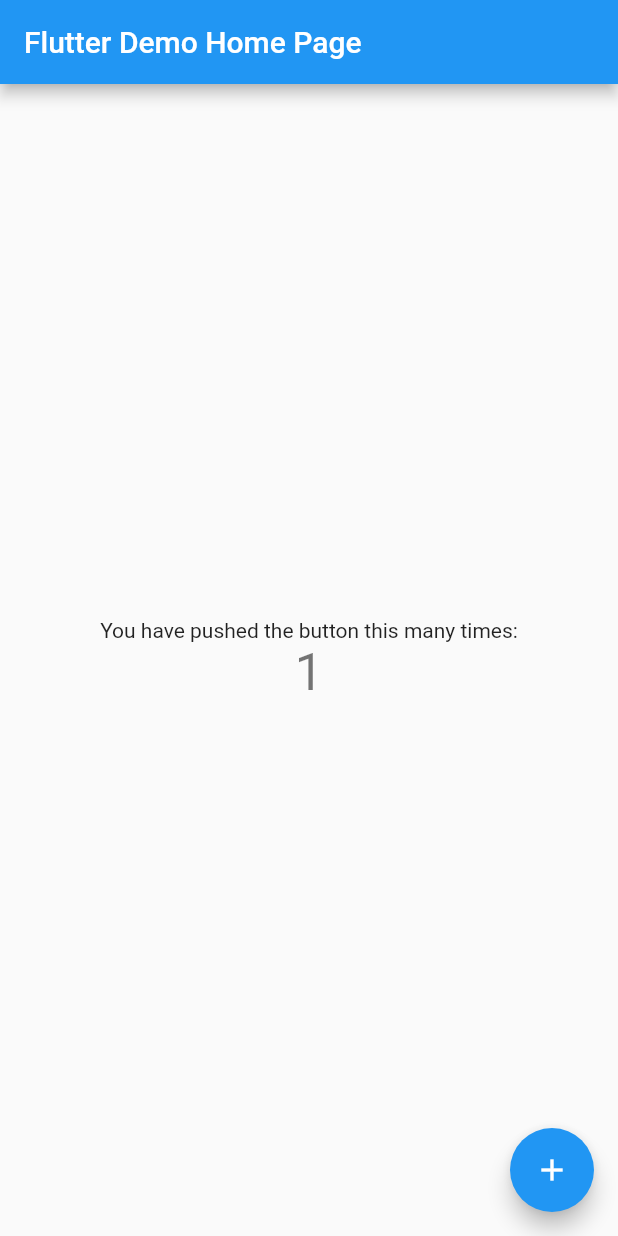
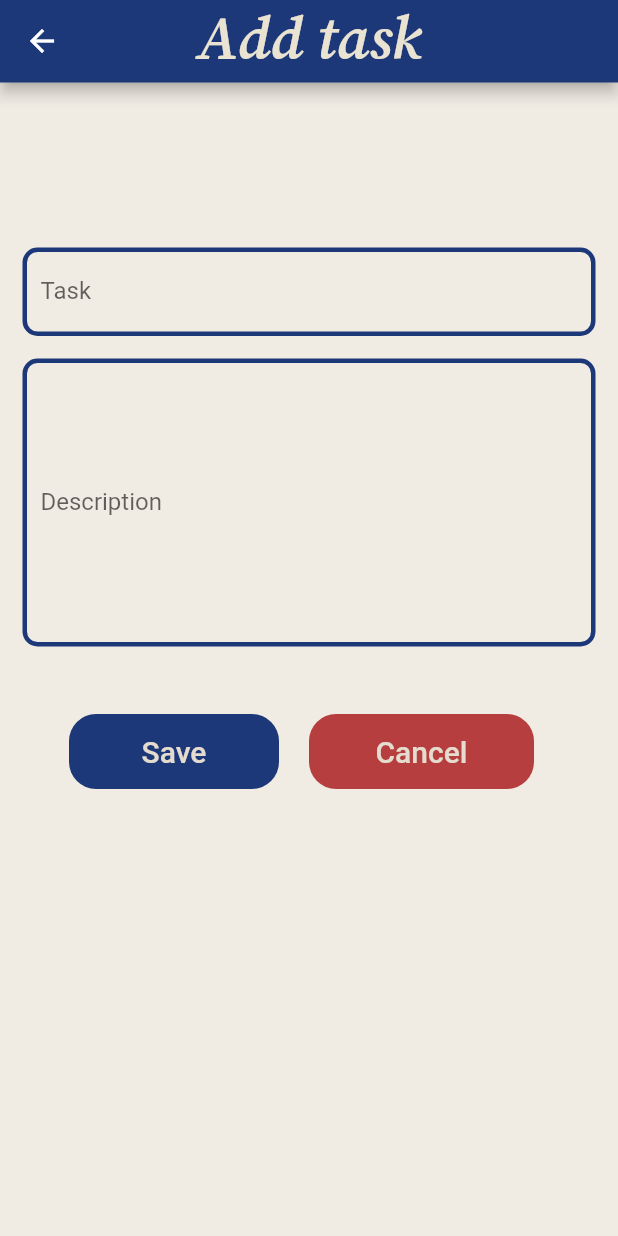
Before and after one commit to afturkel/todom-app, a Flutter app: the screen it shows after launch, after a tap on the "add" icon, on a phone screen of 412 x 824 dp. Run offline on Flutter 3.47's test engine with Material 2 defaults, Android fonts, the phone set to English and light mode, and no system bars.

Commit message:
version 1.0
UI almost complete.

```diff
--- /dev/null
+++ b/lib/data/todo_service.dart
@@ -0,0 +1,43 @@
+import '../models/todo.dart';
+
+class TodoService {
+  static List<Todo> todos = [];
+
+  static List<Todo> getTodos() {
+    if (todos.isEmpty) {
+      todos.add(
+        Todo(
+          id: 1,
+          title: "Read Book",
+          description: "Read 15 pages from the Math Book",
+          isDone: true
+          ));
+      todos.add(
+          Todo(
+            id: 2,
+            title: "Dentist",
+            description: "Go to dentist",
+            isDone: false
+            ));
+      todos.add(
+        Todo(
+          id: 3,
+          title: "Homework",
+          description: "Finish your homeworks (Math and Physics)",
+          isDone: false));
+      todos.add(
+        Todo(
+          id: 4,
+          title: "Visit my Grandma",
+          description: "Visit grandma after school",
+          isDone: false
+          ));
+    }
+    return todos.where((element) => !element.isDone).toList();
+  }
+
+  static List<Todo> getDoneTodos(){
+    return todos.where((element) => element.isDone).toList();
+  }
+
+}
--- a/lib/main.dart
+++ b/lib/main.dart
@@ -1,115 +1,16 @@
 import 'package:flutter/material.dart';
+import 'screens/home.dart';
+import 'screens/add_task_details.dart';
 
-void main() {
-  runApp(const MyApp());
-}
+void main() => runApp(MyApp());
 
 class MyApp extends StatelessWidget {
-  const MyApp({super.key});
-
-  // This widget is the root of your application.
   @override
   Widget build(BuildContext context) {
     return MaterialApp(
-      title: 'Flutter Demo',
-      theme: ThemeData(
-        // This is the theme of your application.
-        //
-        // Try running your application with "flutter run". You'll see the
-        // application has a blue toolbar. Then, without quitting the app, try
-        // changing the primarySwatch below to Colors.green and then invoke
-        // "hot reload" (press "r" in the console where you ran "flutter run",
-        // or simply save your changes to "hot reload" in a Flutter IDE).
-        // Notice that the counter didn't reset back to zero; the application
-        // is not restarted.
-        primarySwatch: Colors.blue,
-      ),
-      home: const MyHomePage(title: 'Flutter Demo Home Page'),
+      title: "Todorkel",
+      debugShowCheckedModeBanner: false,
+      home: HomePage(),
     );
   }
 }
-
-class MyHomePage extends StatefulWidget {
-  const MyHomePage({super.key, required this.title});
-
-  // This widget is the home page of your application. It is stateful, meaning
-  // that it has a State object (defined below) that contains fields that affect
-  // how it looks.
-
-  // This class is the configuration for the state. It holds the values (in this
-  // case the title) provided by the parent (in this case the App widget) and
-  // used by the build method of the State. Fields in a Widget subclass are
-  // always marked "final".
-
-  final String title;
-
-  @override
-  State<MyHomePage> createState() => _MyHomePageState();
-}
-
-class _MyHomePageState extends State<MyHomePage> {
-  int _counter = 0;
-
-  void _incrementCounter() {
-    setState(() {
-      // This call to setState tells the Flutter framework that something has
-      // changed in this State, which causes it to rerun the build method below
-      // so that the display can reflect the updated values. If we changed
-      // _counter without calling setState(), then the build method would not be
-      // called again, and so nothing would appear to happen.
-      _counter++;
-    });
-  }
-
-  @override
-  Widget build(BuildContext context) {
-    // This method is rerun every time setState is called, for instance as done
-    // by the _incrementCounter method above.
-    //
-    // The Flutter framework has been optimized to make rerunning build methods
-    // fast, so that you can just rebuild anything that needs updating rather
-    // than having to individually change instances of widgets.
-    return Scaffold(
-      appBar: AppBar(
-        // Here we take the value from the MyHomePage object that was created by
-        // the App.build method, and use it to set our appbar title.
-        title: Text(widget.title),
-      ),
-      body: Center(
-        // Center is a layout widget. It takes a single child and positions it
-        // in the middle of the parent.
-        child: Column(
-          // Column is also a layout widget. It takes a list of children and
-          // arranges them vertically. By default, it sizes itself to fit its
-          // children horizontally, and tries to be as tall as its parent.
-          //
-          // Invoke "debug painting" (press "p" in the console, choose the
-          // "Toggle Debug Paint" action from the Flutter Inspector in Android
-          // Studio, or the "Toggle Debug Paint" command in Visual Studio Code)
-          // to see the wireframe for each widget.
-          //
-          // Column has various properties to control how it sizes itself and
-          // how it positions its children. Here we use mainAxisAlignment to
-          // center the children vertically; the main axis here is the vertical
-          // axis because Columns are vertical (the cross axis would be
-          // horizontal).
-          mainAxisAlignment: MainAxisAlignment.center,
-          children: <Widget>[
-            const Text(
-              'You have pushed the button this many times:',
-            ),
-            Text(
-              '$_counter',
-              style: Theme.of(context).textTheme.headline4,
-            ),
-          ],
-        ),
-      ),
-      floatingActionButton: FloatingActionButton(
-        onPressed: _incrementCounter,
-        tooltip: 'Increment',
-        child: const Icon(Icons.add),
-      ), // This trailing comma makes auto-formatting nicer for build methods.
-    );
-  }
-}
--- /dev/null
+++ b/lib/models/todo.dart
@@ -0,0 +1,8 @@
+class Todo {
+  int id;
+  String title;
+  String description;
+  bool isDone;
+
+  Todo({required this.id, required this.title, required this.description, required this.isDone});
+}
--- /dev/null
+++ b/lib/screens/add_task_details.dart
@@ -0,0 +1,127 @@
+// ignore_for_file: deprecated_member_use
+
+import 'package:flutter/material.dart';
+import '../utils/colors.dart';
+
+class AddTaskMenu extends StatefulWidget {
+  @override
+  // ignore: library_private_types_in_public_api
+  _AddTaskMenuState createState() => _AddTaskMenuState();
+}
+
+class _AddTaskMenuState extends State<AddTaskMenu> {
+  @override
+  Widget build(BuildContext context) {
+    return Scaffold(
+      backgroundColor: MColors.background,
+      appBar: AppBar(
+        toolbarHeight: 55,
+        centerTitle: true,
+        title: const Text(
+          "Add task",
+          style: TextStyle(
+            fontFamily: 'SourceSerifPro',
+            fontSize: 40,
+            color: MColors.titlec,
+          ),
+        ),
+        backgroundColor: MColors.mainc,
+      ),
+      body: SingleChildScrollView(
+        child: Column(
+          children: <Widget>[
+            Padding(
+              padding: const EdgeInsets.only(top: 10.0),
+              child: Center(
+                child: Container(
+                  height: 100,
+                ),
+              ),
+            ),
+            Padding(
+              padding: const EdgeInsets.symmetric(horizontal: 15),
+              child: TextField(
+                decoration: InputDecoration(
+                    enabledBorder: OutlineInputBorder(
+                      borderSide:
+                          const BorderSide(width: 3, color: MColors.mainc),
+                      borderRadius: BorderRadius.circular(10.0),
+                    ),
+                    labelText: 'Task',
+                    hintText: 'Save your task here!'),
+              ),
+            ),
+            Padding(
+              padding: const EdgeInsets.only(
+                  left: 15.0, right: 15.0, top: 15, bottom: 0),
+              child: TextField(
+                maxLines: 8,
+                decoration: InputDecoration(
+                    enabledBorder: OutlineInputBorder(
+                      borderSide: BorderSide(width: 3, color: MColors.mainc),
+                      borderRadius: BorderRadius.circular(10.0),
+                    ),
+                    labelText: 'Description',
+                    hintText: 'Details about the task'),
+              ),
+            ),
+            Center(
+              child: Container(
+                height: 20,
+              ),
+            ),
+            Container(
+              width: 320,
+              margin: const EdgeInsets.all(25),
+              child: Row(
+                children: <Widget>[
+                  SizedBox(
+                    width: 140,
+                    height: 50,
+                    child: TextButton(
+                      style: TextButton.styleFrom(
+                        backgroundColor: MColors.mainc,
+                        shape: RoundedRectangleBorder(
+                          borderRadius: BorderRadius.circular(18),
+                        ),
+                      ),
+                      onPressed: () {},
+                      child: const Text(
+                        'Save',
+                        style: TextStyle(
+                          fontSize: 20.0,
+                          color: MColors.cream,
+                        ),
+                      ),
+                    ),
+                  ),
+                  const SizedBox(width: 20),
+                  SizedBox(
+                    width: 150,
+                    height: 50,
+                    child: TextButton(
+                      style: TextButton.styleFrom(
+                        backgroundColor: MColors.noc,
+                        shape: RoundedRectangleBorder(
+                          borderRadius: BorderRadius.circular(18),
+                        ),
+                      ),
+                      onPressed: () {},
+                      child: const Text(
+                        'Cancel',
+                        style: TextStyle(
+                          fontSize: 20.0,
+                          color: MColors.cream,
+                        ),
+                      ),
+                      ),
+                    ),
+                ],
+              ),
+            ),
+          ],
+        ),
+      ),
+    );
+  }
+}
--- /dev/null
+++ b/lib/screens/home.dart
@@ -0,0 +1,175 @@
+// ignore_for_file: deprecated_member_use
+
+import 'package:flutter/material.dart';
+import 'package:intl/intl.dart';
+import 'package:todom_app/data/todo_service.dart';
+import 'add_task_details.dart';
+import '../utils/colors.dart';
+import 'package:todom_app/models/todo.dart';
+
+class HomePage extends StatefulWidget {
+  @override
+  _HomePageState createState() => _HomePageState();
+}
+
+class _HomePageState extends State<HomePage> {
+  TodoService service = TodoService();
+  List<Todo> todos = [];
+
+  void initState() {
+    loadData();
+    super.initState();
+  }
+
+  Future<bool> _onWillPop() async {
+    return (await showDialog(
+          context: context,
+          builder: (context) => AlertDialog(
+            shape: RoundedRectangleBorder(
+              borderRadius: BorderRadius.circular(10.0),
+            ),
+            backgroundColor: MColors.mainc,
+            title: const Text(
+              "Do you really want to exit?",
+              style: TextStyle(
+                fontFamily: 'SourceSerifPro',
+                color: MColors.cream,
+              ),
+            ),
+            actions: <Widget>[
+              TextButton(
+                style: TextButton.styleFrom(
+                  backgroundColor: MColors.noc,
+                ),
+                onPressed: () => Navigator.pop(context, false),
+                //color: MColors.noc,
+                child: const Text(
+                  "No",
+                  style: TextStyle(
+                    color: MColors.cream,
+                  ),
+                ),
+              ),
+              TextButton(
+                style: TextButton.styleFrom(
+                  backgroundColor: MColors.yesc,
+                ),
+                onPressed: () => Navigator.pop(context, true),
+                //color: MColors.yesc,
+                child: const Text(
+                  "Yes",
+                  style: TextStyle(
+                    color: MColors.cream,
+                  ),
+                ),
+              ),
+            ],
+          ),
+        )) ??
+        false;
+  }
+
+  @override
+  Widget build(BuildContext context) {
+    return WillPopScope(
+      onWillPop: _onWillPop,
+      child: Scaffold(
+        backgroundColor: MColors.background,
+        appBar: AppBar(
+          toolbarHeight: 55,
+          centerTitle: true,
+          title: const Text(
+            "Todom",
+            style: TextStyle(
+              fontFamily: 'SourceSerifPro',
+              fontSize: 40,
+              color: MColors.titlec,
+            ),
+          ),
+          backgroundColor: MColors.mainc,
+        ),
+        body: getTodoList(todos),
+        floatingActionButtonLocation: FloatingActionButtonLocation.endDocked,
+        floatingActionButton: FloatingActionButton(
+          backgroundColor: MColors.mainc,
+          child: const Icon(
+            Icons.add,
+            color: MColors.titlec,
+          ),
+          onPressed: () {
+            Navigator.push(
+              context,
+              MaterialPageRoute(
+                builder: (context) => AddTaskMenu(), //ManageNote(),
+              ),
+            );
+          },
+        ),
+        bottomNavigationBar: BottomAppBar(
+          notchMargin: 2.0,
+          shape: const CircularNotchedRectangle(),
+          color: MColors.mainc,
+          child: Row(
+            mainAxisSize: MainAxisSize.max,
+            children: [
+              const SizedBox(
+                height: 40.0,
+                width: 50,
+              ),
+              Text(
+                DateFormat('H:m - d/MM/yyyy').format(DateTime.now()),
+                textAlign: TextAlign.right,
+                style: const TextStyle(
+                  fontSize: 25.0,
+                  fontFamily: 'SourceSerifPro',
+                  color: MColors.titlec,
+                ),
+              ),
+            ],
+          ),
+        ),
+      ),
+    );
+  }
+
+  Widget getTodoList(List<Todo> todos) {
+    return ListView.builder(
+      itemCount: todos.length,
+      itemBuilder: (context, index) {
+        return Card(
+          shape: RoundedRectangleBorder(
+            borderRadius: BorderRadius.circular(5.0),
+          ),
+          color: MColors.mainc,
+          elevation: 5.0,
+          child: ListTile(
+            dense: true,
+            visualDensity: const VisualDensity(vertical: 3),
+            title: Text(
+              todos[index].title,
+              style: const TextStyle(
+                color: MColors.cream,
+                fontSize: 20.0,
+                fontWeight: FontWeight.bold,
+              ),
+            ),
+            subtitle: Text(
+              todos[index].description,
+              style: const TextStyle(color: MColors.cream, fontSize: 15),
+            ),
+            trailing: IconButton(
+              icon: const Icon(Icons.done, color: MColors.cream),
+              onPressed: () {},
+            ),
+          ),
+        );
+      },
+    );
+  }
+
+  loadData() {
+    setState(() {
+      todos = TodoService.getTodos();
+    });
+  }
+}
--- /dev/null
+++ b/lib/utils/colors.dart
@@ -0,0 +1,12 @@
+import 'package:flutter/material.dart';
+
+class MColors {
+  static const mainc = Color.fromRGBO(28, 56, 121, 1);
+  static const secondc = Color.fromRGBO(20, 40, 80, 1);
+  static const grey = Color.fromRGBO(87, 111, 114, 1.0);
+  static const titlec = Color.fromRGBO(234, 227, 210, 1);
+  static const cream = Color.fromRGBO(228, 220, 207, 1);
+  static const background = Color.fromRGBO(240, 235, 227, 1);
+  static const yesc = Color.fromRGBO(78, 108, 80, 1);
+  static const noc = Color.fromRGBO(183, 62, 62, 1);
+}
```
Also changed, not shown: lib/screens/edit_task_details.dart (added, +126 -0 lines), pubspec.yaml (+8 -33 lines), assets/SourceSerifPro-SemiBoldItalic.ttf (added), pubspec.lock, 2 other files.
